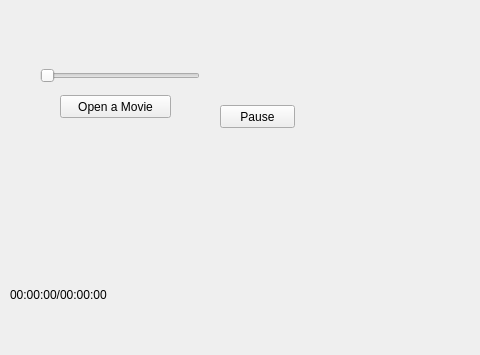
First picture: the form in ui/mainwindow.ui, repository huochaitiantang/video-edit, before the edit; both pictures show x 0 to 480 and y 245 to 600 of the 800 by 600 pixel window.
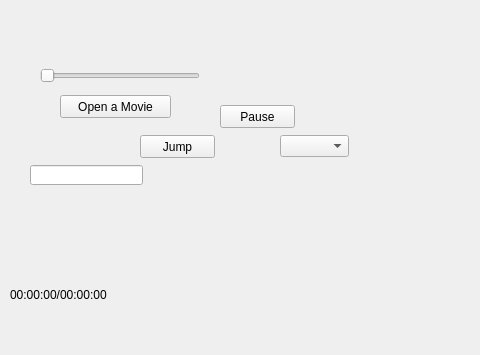
Second picture: the form after the edit.

Commit message: Fix prograss & Jump & Play times & jump a little slow

What changed in the file:
```diff
--- a/ui/mainwindow.ui
+++ b/ui/mainwindow.ui
@@ -66,6 +66,39 @@
      <string>Pause</string>
     </property>
    </widget>
+   <widget class="QPushButton" name="jump_frame">
+    <property name="geometry">
+     <rect>
+      <x>140</x>
+      <y>380</y>
+      <width>75</width>
+      <height>23</height>
+     </rect>
+    </property>
+    <property name="text">
+     <string>Jump</string>
+    </property>
+   </widget>
+   <widget class="QComboBox" name="play_times">
+    <property name="geometry">
+     <rect>
+      <x>280</x>
+      <y>380</y>
+      <width>69</width>
+      <height>22</height>
+     </rect>
+    </property>
+   </widget>
+   <widget class="QLineEdit" name="jump_frame_text">
+    <property name="geometry">
+     <rect>
+      <x>30</x>
+      <y>410</y>
+      <width>113</width>
+      <height>20</height>
+     </rect>
+    </property>
+   </widget>
   </widget>
   <widget class="QMenuBar" name="menubar">
    <property name="geometry">
```
The commit also changes 6 other files.
